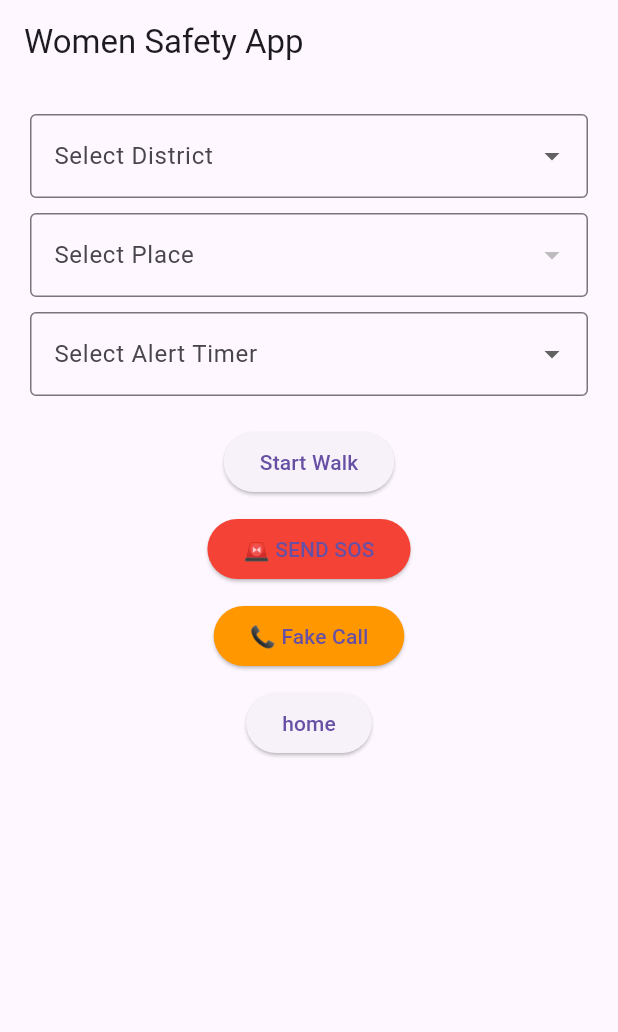
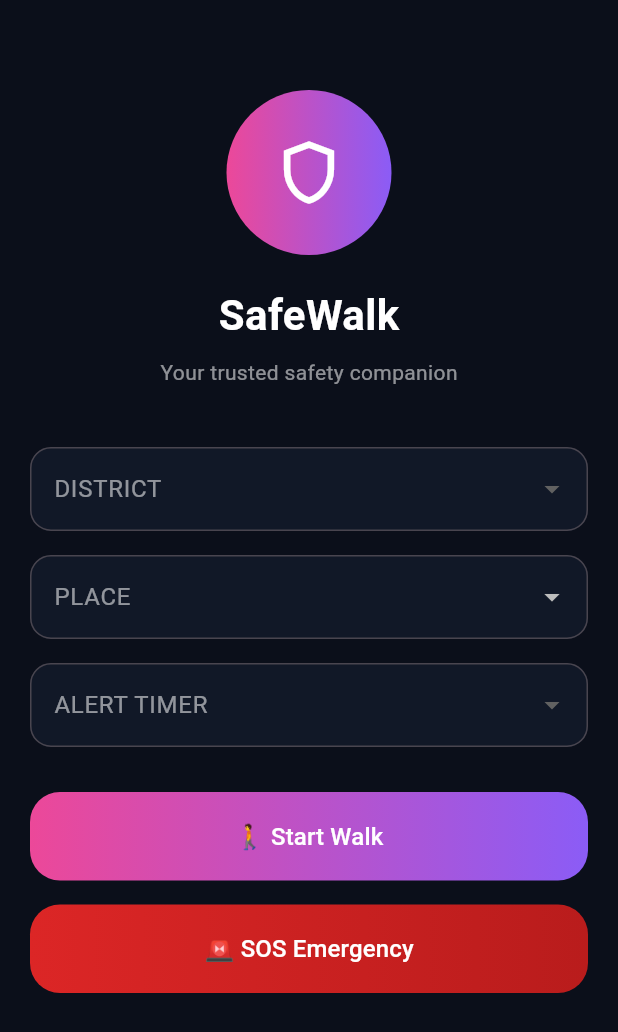
Before and after one commit to AMRITA134/tink-her-hack_4.0, a Flutter app: the WalkWithMeScreen screen opened directly, on a phone screen of 412 x 824 dp. Shown: the top 1032 px of the screen. Run offline on Flutter 3.47's test engine with Material 3 defaults, Android fonts, the phone set to English and light mode, and no system bars; our stand-ins replace audioplayers, geolocator, permission_handler.

Commit message:
modified ui

```diff
--- a/lib/main.dart
+++ b/lib/main.dart
@@ -27,13 +27,11 @@ class WalkWithMeScreen extends StatefulWidget {
   @override
   State<WalkWithMeScreen> createState() => _WalkWithMeScreenState();
 }
-
 class _WalkWithMeScreenState extends State<WalkWithMeScreen> {
   Timer? _checkInTimer;
   int _remainingCheckIn = 60;
   int _selectedTimerSeconds = 60;
   bool _isWalking = false;
-  bool _isFakeCallScheduled = false;
 
   Position? _currentPosition;
 
@@ -125,22 +123,28 @@ class _WalkWithMeScreenState extends State<WalkWithMeScreen> {
       "Bekal": {"lat": 12.3940, "lng": 75.0330},
     },
   };
-
+  // ==============================
+  // FORMAT TIMER
+  // ==============================
   String formatTime(int seconds) {
     int minutes = seconds ~/ 60;
     int remainingSeconds = seconds % 60;
     return "$minutes:${remainingSeconds.toString().padLeft(2, '0')}";
   }
 
-  Future<void> _requestPermission() async {
+  // ==============================
+  // LOCATION
+  // ==============================
+  Future<void> _getLocation() async {
     await Permission.location.request();
+    _currentPosition = await Geolocator.getCurrentPosition(
+      desiredAccuracy: LocationAccuracy.high,
+    );
   }
 
-  Future<void> _getLocation() async {
-    _currentPosition = await Geolocator.getCurrentPosition(
-        desiredAccuracy: LocationAccuracy.high);
-  }
-
+  // ==============================
+  // START WALK
+  // ==============================
   void _startWalk() async {
     if (selectedDistrict == null ||
         selectedPlace == null ||
@@ -151,7 +155,6 @@ class _WalkWithMeScreenState extends State<WalkWithMeScreen> {
       return;
     }
 
-    await _requestPermission();
     await _getLocation();
 
     setState(() {
@@ -207,156 +210,278 @@ class _WalkWithMeScreenState extends State<WalkWithMeScreen> {
     });
   }
 
-  void _triggerFakeCall() {
-    if (_isFakeCallScheduled) return;
-
-    setState(() {
-      _isFakeCallScheduled = true;
-    });
-
-    Future.delayed(const Duration(seconds: 5), () {
-      setState(() {
-        _isFakeCallScheduled = false;
-      });
-
-      Navigator.push(
-        context,
-        MaterialPageRoute(builder: (_) => const FakeCallScreen()),
-      );
-    });
-  }
-
   @override
   void dispose() {
     _checkInTimer?.cancel();
     super.dispose();
   }
 
+  // ==============================
+  // UI
+  // ==============================
   @override
   Widget build(BuildContext context) {
     List<String> places = selectedDistrict == null
     ? []
     : locations[selectedDistrict]!.keys.toList();
-
     return Scaffold(
-      appBar: AppBar(title: const Text("Women Safety App")),
+      backgroundColor: const Color(0xFF0B0F1A),
       body: Padding(
         padding: const EdgeInsets.all(20),
         child: SingleChildScrollView(
           child: Column(
             children: [
 
+              // ===========================
+              // FIRST PAGE
+              // ===========================
               if (!_isWalking) ...[
-                DropdownButtonFormField<String>(
+                const SizedBox(height: 40),
+
+                // SHIELD ICON
+                Container(
+                  width: 110,
+                  height: 110,
+                  decoration: BoxDecoration(
+                    shape: BoxShape.circle,
+                    gradient: const LinearGradient(
+                      colors: [Color(0xFFEC4899), Color(0xFF8B5CF6)],
+                    ),
+                  ),
+                  child: const Icon(
+                    Icons.shield_outlined,
+                    color: Colors.white,
+                    size: 50,
+                  ),
+                ),
+
+                const SizedBox(height: 20),
+
+                const Text(
+                  "SafeWalk",
+                  style: TextStyle(
+                      fontSize: 28,
+                      fontWeight: FontWeight.bold,
+                      color: Colors.white),
+                ),
+
+                const SizedBox(height: 8),
+
+                const Text(
+                  "Your trusted safety companion",
+                  style: TextStyle(color: Colors.white54),
+                ),
+
+                const SizedBox(height: 40),
+
+                _buildDropdown(
+                  label: "DISTRICT",
                   value: selectedDistrict,
-                  items: locations.keys
-                      .map((d) => DropdownMenuItem(
-                            value: d,
-                            child: Text(d),
-                          ))
-                      .toList(),
-                  onChanged: (value) {
+                  items: locations.keys.toList(),
+                  onChanged: (val) {
                     setState(() {
-                      selectedDistrict = value;
+                      selectedDistrict = val;
                       selectedPlace = null;
                     });
                   },
-                  decoration: const InputDecoration(
-                      border: OutlineInputBorder(),
-                      labelText: "Select District"),
                 ),
-                const SizedBox(height: 10),
-                DropdownButtonFormField<String>(
+
+                const SizedBox(height: 16),
+
+                _buildDropdown(
+                  label: "PLACE",
                   value: selectedPlace,
-                  items: places
-                      .map((p) => DropdownMenuItem(
-                            value: p,
-                            child: Text(p),
-                          ))
-                      .toList(),
-                  onChanged: (value) {
+                  items: places,
+                  onChanged: (val) {
                     setState(() {
-                      selectedPlace = value;
+                      selectedPlace = val;
                     });
                   },
-                  decoration: const InputDecoration(
-                      border: OutlineInputBorder(),
-                      labelText: "Select Place"),
                 ),
-                const SizedBox(height: 10),
-                DropdownButtonFormField<String>(
+
+                const SizedBox(height: 16),
+
+                _buildDropdown(
+                  label: "ALERT TIMER",
                   value: selectedTimerLabel,
-                  items: timerOptions.keys
-                      .map((t) => DropdownMenuItem(
-                            value: t,
-                            child: Text(t),
-                          ))
-                      .toList(),
-                  onChanged: (value) {
+                  items: timerOptions.keys.toList(),
+                  onChanged: (val) {
                     setState(() {
-                      selectedTimerLabel = value;
-                      _selectedTimerSeconds = timerOptions[value]!;
+                      selectedTimerLabel = val;
+                      _selectedTimerSeconds = timerOptions[val]!;
                     });
                   },
-                  decoration: const InputDecoration(
-                      border: OutlineInputBorder(),
-                      labelText: "Select Alert Timer"),
                 ),
-                const SizedBox(height: 20),
-                ElevatedButton(
+
+                const SizedBox(height: 30),
+
+                _buildMainButton(
+                  text: "🚶 Start Walk",
+                  gradient: const LinearGradient(
+                    colors: [Color(0xFFEC4899), Color(0xFF8B5CF6)],
+                  ),
                   onPressed: _startWalk,
-                    child: const Text("Start Walk")),
-                const SizedBox(height: 10),
-                ElevatedButton(
+                ),
+
+                const SizedBox(height: 16),
+
+                _buildMainButton(
+                  text: "🚨 SOS Emergency",
+                  gradient: const LinearGradient(
+                    colors: [Color(0xFFDC2626), Color(0xFFB91C1C)],
+                  ),
                   onPressed: _sendSOS,
-                    style: ElevatedButton.styleFrom(backgroundColor: Colors.red),
-                    child: const Text("🚨 SEND SOS")),
-                const SizedBox(height: 10),
-                ElevatedButton(
-                    onPressed: _triggerFakeCall,
-                    style: ElevatedButton.styleFrom(
-                        backgroundColor: Colors.orange),
-                    child: const Text("📞 Fake Call")),
-                const SizedBox(height: 10),
-
-                ElevatedButton(
-                  onPressed: () {
-                    Navigator.push(
-                      context,
-                      MaterialPageRoute(
-                          builder: (_) => const CalculatorScreen()),
-                    );
-                  },
-                  child: const Text("home"),
                 ),
               ],
 
+              // ===========================
+              // WALKING PAGE (NO SOS)
+              // ===========================
               if (_isWalking) ...[
                 const SizedBox(height: 30),
-                Text("Check-in in:",
-                    style: const TextStyle(fontSize: 20)),
-                const SizedBox(height: 10),
-                Text(formatTime(_remainingCheckIn),
+
+                const Text("WALK ACTIVE",
+                    style: TextStyle(
+                        color: Colors.white70,
+                        letterSpacing: 1.5)),
+
+                const SizedBox(height: 8),
+
+                Text(
+                  "${selectedPlace ?? ""}, ${selectedDistrict ?? ""}",
+                  style: const TextStyle(color: Colors.white54),
+                ),
+
+                const SizedBox(height: 40),
+
+                SizedBox(
+                  width: 250,
+                  height: 250,
+                  child: Stack(
+                    alignment: Alignment.center,
+                    children: [
+                      CircularProgressIndicator(
+                        value:
+                            _remainingCheckIn / _selectedTimerSeconds,
+                        strokeWidth: 12,
+                        backgroundColor: Colors.white12,
+                        valueColor:
+                            const AlwaysStoppedAnimation<Color>(
+                                Colors.pink),
+                      ),
+                      Text(
+                        formatTime(_remainingCheckIn),
                         style: const TextStyle(
                             fontSize: 40,
                             fontWeight: FontWeight.bold,
-                        color: Colors.pink)),
-                const SizedBox(height: 30),
-                ElevatedButton(
+                            color: Colors.pink),
+                      ),
+                    ],
+                  ),
+                ),
+
+                const SizedBox(height: 40),
+
+                _simpleButton(
+                  text: "✓ I'm Safe — Check In",
+                  color: Colors.green,
                   onPressed: _checkIn,
-                    style: ElevatedButton.styleFrom(
-                        backgroundColor: Colors.green),
-                    child: const Text("Check In")),
-                const SizedBox(height: 10),
-                ElevatedButton(
+                ),
+
+                const SizedBox(height: 16),
+
+                _simpleButton(
+                  text: "🏠 I Have Reached",
+                  color: Colors.blue,
                   onPressed: _iHaveReached,
-                    style: ElevatedButton.styleFrom(
-                        backgroundColor: Colors.blue),
-                    child: const Text("I Have Reached")),
+                ),
               ],
             ],
           ),
         ),
+      ),
+    );
+  }
+
+  // ==============================
+  // HELPERS
+  // ==============================
+
+  Widget _buildDropdown({
+    required String label,
+    required String? value,
+    required List<String> items,
+    required Function(String?) onChanged,
+  }) {
+    return DropdownButtonFormField<String>(
+      value: value,
+      dropdownColor: const Color(0xFF111827),
+      decoration: InputDecoration(
+        labelText: label,
+        labelStyle: const TextStyle(color: Colors.white54),
+        filled: true,
+        fillColor: const Color(0xFF111827),
+        border: OutlineInputBorder(
+          borderRadius: BorderRadius.circular(14),
+        ),
+      ),
+      style: const TextStyle(color: Colors.white),
+      items: items
+          .map((e) =>
+              DropdownMenuItem(value: e, child: Text(e)))
+          .toList(),
+      onChanged: onChanged,
+    );
+  }
+
+  Widget _buildMainButton({
+    required String text,
+    required Gradient gradient,
+    required VoidCallback onPressed,
+  }) {
+    return Container(
+      width: double.infinity,
+      decoration: BoxDecoration(
+        gradient: gradient,
+        borderRadius: BorderRadius.circular(20),
+      ),
+      child: ElevatedButton(
+        style: ElevatedButton.styleFrom(
+          backgroundColor: Colors.transparent,
+          shadowColor: Colors.transparent,
+          padding:
+              const EdgeInsets.symmetric(vertical: 18),
+          shape: RoundedRectangleBorder(
+            borderRadius: BorderRadius.circular(20),
+          ),
+        ),
+        onPressed: onPressed,
+        child: Text(text,
+            style: const TextStyle(
+                fontSize: 16, color: Colors.white)),
+      ),
+    );
+  }
+
+  Widget _simpleButton({
+    required String text,
+    required Color color,
+    required VoidCallback onPressed,
+  }) {
+    return SizedBox(
+      width: double.infinity,
+      child: ElevatedButton(
+        style: ElevatedButton.styleFrom(
+          backgroundColor: color,
+          padding:
+              const EdgeInsets.symmetric(vertical: 18),
+          shape: RoundedRectangleBorder(
+            borderRadius: BorderRadius.circular(20),
+          ),
+        ),
+        onPressed: onPressed,
+        child: Text(text,
+            style: const TextStyle(fontSize: 16)),
       ),
     );
   }
```
Lines whose indentation alone changed are shown as unchanged.
